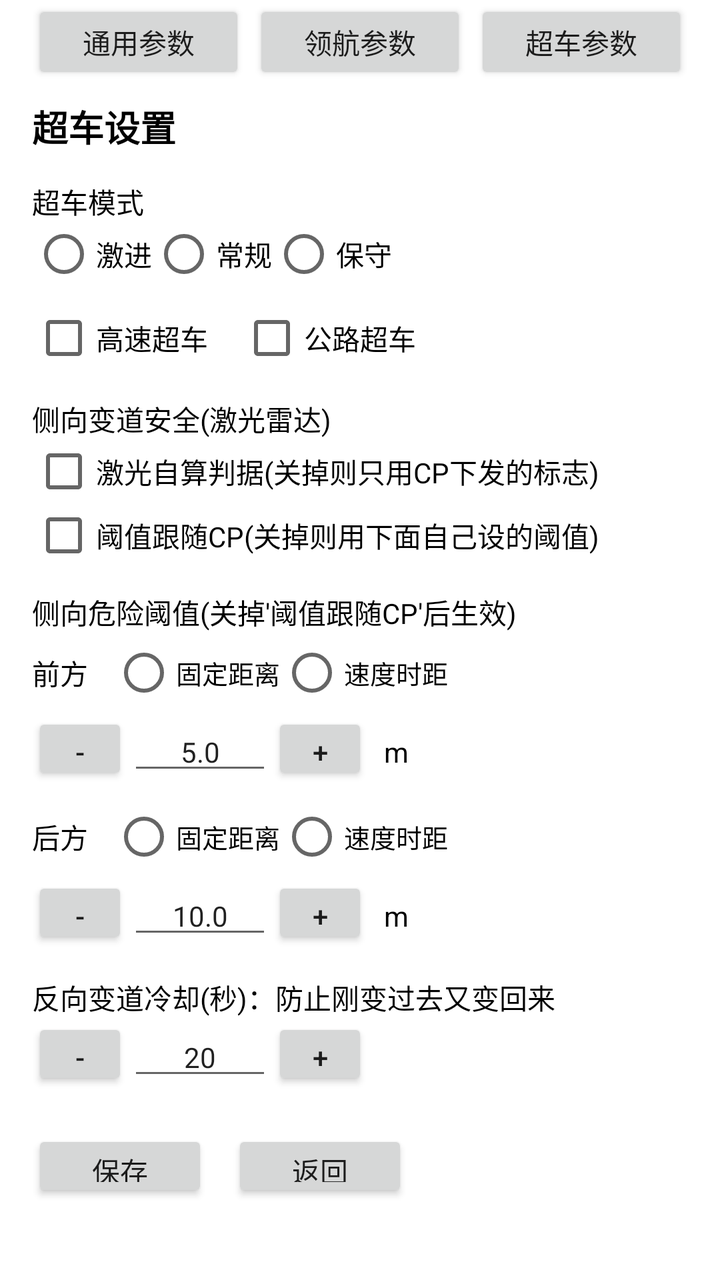
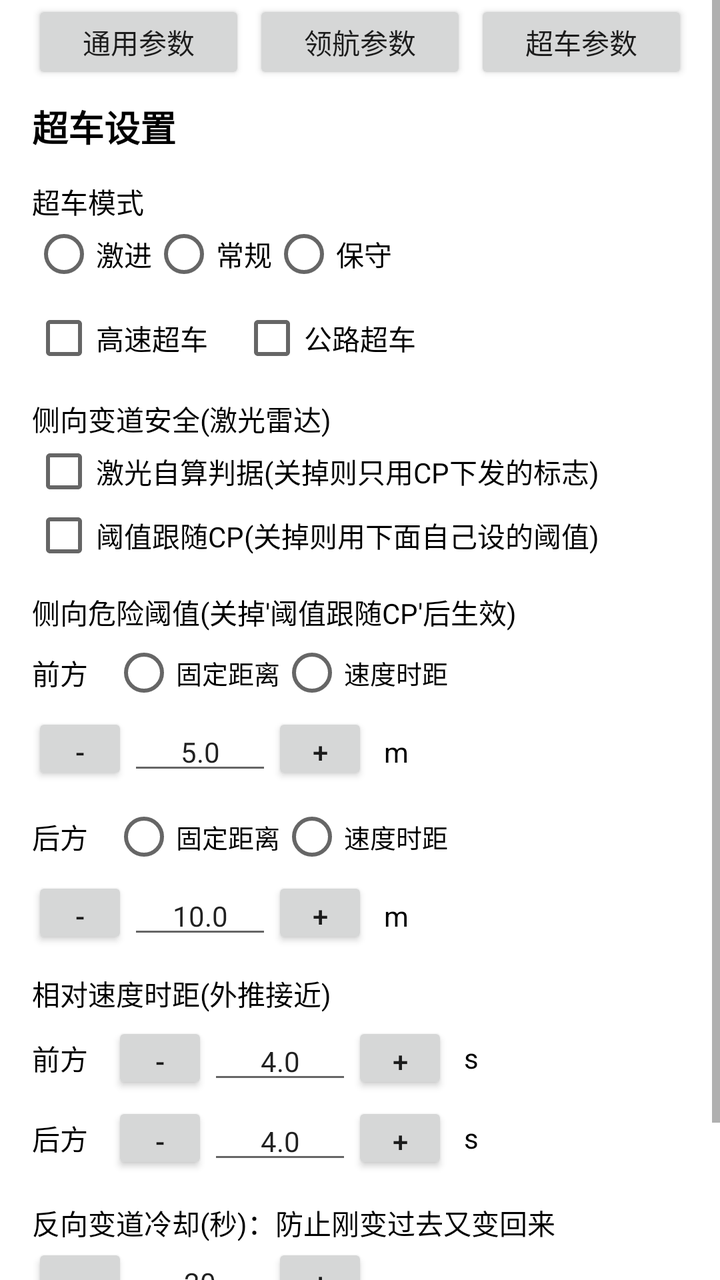

The first picture is an Android layout as it rendered before a commit; the second is the same layout after the commit. The layout source and the unified diff follow.
<!-- AndroidManifest.xml: activity theme Theme.AppCompat.Light.NoActionBar -->
<!-- res/layout/activity_overtake_setting.xml -->
<?xml version="1.0" encoding="utf-8"?>
<ScrollView xmlns:android="http://schemas.android.com/apk/res/android"
    android:id="@+id/overtakeSettingScrollView"
    android:layout_width="match_parent"
    android:layout_height="match_parent"
    android:background="#FFFFFF">

    <LinearLayout
        android:id="@+id/overtakeSettingContent"
        android:layout_width="match_parent"
        android:layout_height="wrap_content"
        android:orientation="vertical"
        android:paddingStart="16dp"
        android:paddingEnd="16dp"
        android:paddingBottom="16dp">

        
        <LinearLayout
            android:layout_width="match_parent"
            android:layout_height="wrap_content"
            android:orientation="horizontal"
            android:layout_marginBottom="8dp">

            <Button
                android:id="@+id/btnGotoGeneral"
                android:layout_width="0dp"
                android:layout_height="wrap_content"
                android:layout_weight="1"
                android:minHeight="42dp"
                android:minWidth="0dp"
                android:paddingTop="6dp"
                android:paddingBottom="6dp"
                android:text="通用参数"
                android:textSize="14sp" />

            <Button
                android:id="@+id/btnGotoNav"
                android:layout_width="0dp"
                android:layout_height="wrap_content"
                android:layout_weight="1"
                android:layout_marginStart="4dp"
                android:minHeight="42dp"
                android:minWidth="0dp"
                android:paddingTop="6dp"
                android:paddingBottom="6dp"
                android:text="领航参数"
                android:textSize="14sp" />

            <Button
                android:id="@+id/btnGotoOvertake"
                android:layout_width="0dp"
                android:layout_height="wrap_content"
                android:layout_weight="1"
                android:layout_marginStart="4dp"
                android:minHeight="42dp"
                android:minWidth="0dp"
                android:paddingTop="6dp"
                android:paddingBottom="6dp"
                android:text="超车参数"
                android:textSize="14sp" />
        </LinearLayout>

        <TextView
            android:layout_width="wrap_content"
            android:layout_height="wrap_content"
            android:text="超车设置"
            android:textSize="18sp"
            android:textStyle="bold"
            android:textColor="#000000" />

        <TextView
            android:layout_width="wrap_content"
            android:layout_height="wrap_content"
            android:layout_marginTop="14dp"
            android:text="超车模式"
            android:textSize="14sp"
            android:textColor="#000000" />

        <RadioGroup
            android:id="@+id/rgOvertakeSettingMode"
            android:layout_width="match_parent"
            android:layout_height="wrap_content"
            android:orientation="horizontal">

            <RadioButton
                android:id="@+id/rbOvertakeSettingFastMode"
                android:layout_width="wrap_content"
                android:layout_height="wrap_content"
                android:text="激进"
                android:textSize="14sp"
                android:textColor="#000000" />

            <RadioButton
                android:id="@+id/rbOvertakeSettingNormalMode"
                android:layout_width="wrap_content"
                android:layout_height="wrap_content"
                android:text="常规"
                android:textSize="14sp"
                android:textColor="#000000" />

            <RadioButton
                android:id="@+id/rbOvertakeSettingSlowMode"
                android:layout_width="wrap_content"
                android:layout_height="wrap_content"
                android:text="保守"
                android:textSize="14sp"
                android:textColor="#000000" />
        </RadioGroup>

        <LinearLayout
            android:layout_width="match_parent"
            android:layout_height="wrap_content"
            android:layout_marginTop="10dp"
            android:orientation="horizontal">

            <CheckBox
                android:id="@+id/cbOvertakeSettingHighway"
                android:layout_width="wrap_content"
                android:layout_height="wrap_content"
                android:text="高速超车"
                android:textSize="14sp"
                android:textColor="#000000"
                android:padding="0dp" />

            <CheckBox
                android:id="@+id/cbOvertakeSettingRoad"
                android:layout_width="wrap_content"
                android:layout_height="wrap_content"
                android:layout_marginStart="16dp"
                android:text="公路超车"
                android:textSize="14sp"
                android:textColor="#000000"
                android:padding="0dp" />
        </LinearLayout>

        <TextView
            android:layout_width="wrap_content"
            android:layout_height="wrap_content"
            android:layout_marginTop="14dp"
            android:text="侧向变道安全(激光雷达)"
            android:textSize="14sp"
            android:textColor="#000000" />

        <CheckBox
            android:id="@+id/cbOvertakeSettingLidarSelfCheck"
            android:layout_width="wrap_content"
            android:layout_height="wrap_content"
            android:text="激光自算判据(关掉则只用CP下发的标志)"
            android:textSize="14sp"
            android:textColor="#000000"
            android:padding="0dp" />

        <CheckBox
            android:id="@+id/cbOvertakeSettingThreshFollowCp"
            android:layout_width="wrap_content"
            android:layout_height="wrap_content"
            android:text="阈值跟随CP(关掉则用下面自己设的阈值)"
            android:textSize="14sp"
            android:textColor="#000000"
            android:padding="0dp" />

        
        <TextView
            android:layout_width="wrap_content"
            android:layout_height="wrap_content"
            android:layout_marginTop="12dp"
            android:text="侧向危险阈值(关掉'阈值跟随CP'后生效)"
            android:textSize="14sp"
            android:textColor="#000000" />

        <LinearLayout
            android:layout_width="match_parent"
            android:layout_height="wrap_content"
            android:orientation="horizontal"
            android:gravity="center_vertical"
            android:layout_marginTop="4dp">

            <TextView
                android:layout_width="40dp"
                android:layout_height="wrap_content"
                android:text="前方"
                android:textSize="14sp"
                android:textColor="#000000" />

            <RadioGroup
                android:id="@+id/rgFrontThreshMode"
                android:layout_width="wrap_content"
                android:layout_height="wrap_content"
                android:orientation="horizontal">

                <RadioButton
                    android:id="@+id/rbFrontThreshFix"
                    android:layout_width="wrap_content"
                    android:layout_height="wrap_content"
                    android:text="固定距离"
                    android:textSize="13sp"
                    android:textColor="#000000" />

                <RadioButton
                    android:id="@+id/rbFrontThreshTime"
                    android:layout_width="wrap_content"
                    android:layout_height="wrap_content"
                    android:text="速度时距"
                    android:textSize="13sp"
                    android:textColor="#000000" />
            </RadioGroup>
        </LinearLayout>

        <LinearLayout
            android:layout_width="wrap_content"
            android:layout_height="wrap_content"
            android:orientation="horizontal"
            android:layout_marginTop="4dp">

            <Button
                android:id="@+id/btnMinusFrontThresh"
                android:layout_width="48dp"
                android:layout_height="36dp"
                android:minWidth="0dp"
                android:minHeight="0dp"
                android:text="-"
                android:textSize="14sp" />

            <EditText
                android:id="@+id/etFrontThresh"
                android:layout_width="72dp"
                android:layout_height="36dp"
                android:inputType="numberDecimal"
                android:gravity="center"
                android:text="5.0"
                android:textSize="14sp" />

            <Button
                android:id="@+id/btnPlusFrontThresh"
                android:layout_width="48dp"
                android:layout_height="36dp"
                android:minWidth="0dp"
                android:minHeight="0dp"
                android:text="+"
                android:textSize="14sp" />

            <TextView
                android:id="@+id/tvFrontThreshUnit"
                android:layout_width="wrap_content"
                android:layout_height="wrap_content"
                android:layout_marginStart="8dp"
                android:text="m"
                android:textSize="14sp"
                android:textColor="#000000" />
        </LinearLayout>

        <LinearLayout
            android:layout_width="match_parent"
            android:layout_height="wrap_content"
            android:orientation="horizontal"
            android:gravity="center_vertical"
            android:layout_marginTop="10dp">

            <TextView
                android:layout_width="40dp"
                android:layout_height="wrap_content"
                android:text="后方"
                android:textSize="14sp"
                android:textColor="#000000" />

            <RadioGroup
                android:id="@+id/rgRearThreshMode"
                android:layout_width="wrap_content"
                android:layout_height="wrap_content"
                android:orientation="horizontal">

                <RadioButton
                    android:id="@+id/rbRearThreshFix"
                    android:layout_width="wrap_content"
                    android:layout_height="wrap_content"
                    android:text="固定距离"
                    android:textSize="13sp"
                    android:textColor="#000000" />

                <RadioButton
                    android:id="@+id/rbRearThreshTime"
                    android:layout_width="wrap_content"
                    android:layout_height="wrap_content"
                    android:text="速度时距"
                    android:textSize="13sp"
                    android:textColor="#000000" />
            </RadioGroup>
        </LinearLayout>

        <LinearLayout
            android:layout_width="wrap_content"
            android:layout_height="wrap_content"
            android:orientation="horizontal"
            android:layout_marginTop="4dp">

            <Button
                android:id="@+id/btnMinusRearThresh"
                android:layout_width="48dp"
                android:layout_height="36dp"
                android:minWidth="0dp"
                android:minHeight="0dp"
                android:text="-"
                android:textSize="14sp" />

            <EditText
                android:id="@+id/etRearThresh"
                android:layout_width="72dp"
                android:layout_height="36dp"
                android:inputType="numberDecimal"
                android:gravity="center"
                android:text="10.0"
                android:textSize="14sp" />

            <Button
                android:id="@+id/btnPlusRearThresh"
                android:layout_width="48dp"
                android:layout_height="36dp"
                android:minWidth="0dp"
                android:minHeight="0dp"
                android:text="+"
                android:textSize="14sp" />

            <TextView
                android:id="@+id/tvRearThreshUnit"
                android:layout_width="wrap_content"
                android:layout_height="wrap_content"
                android:layout_marginStart="8dp"
                android:text="m"
                android:textSize="14sp"
                android:textColor="#000000" />
        </LinearLayout>

        <TextView
            android:layout_width="wrap_content"
            android:layout_height="wrap_content"
            android:layout_marginTop="14dp"
            android:text="反向变道冷却(秒)：防止刚变过去又变回来"
            android:textSize="14sp"
            android:textColor="#000000" />

        <LinearLayout
            android:layout_width="wrap_content"
            android:layout_height="wrap_content"
            android:orientation="horizontal">

            <Button
                android:id="@+id/btnMinusReverseCooldown"
                android:layout_width="48dp"
                android:layout_height="36dp"
                android:text="-"
                android:textSize="14sp" />

            <EditText
                android:id="@+id/etReverseCooldown"
                android:layout_width="72dp"
                android:layout_height="36dp"
                android:inputType="number"
                android:gravity="center"
                android:text="20"
                android:textSize="14sp" />

            <Button
                android:id="@+id/btnPlusReverseCooldown"
                android:layout_width="48dp"
                android:layout_height="36dp"
                android:text="+"
                android:textSize="14sp" />
        </LinearLayout>

        <LinearLayout
            android:layout_width="match_parent"
            android:layout_height="wrap_content"
            android:layout_marginTop="20dp"
            android:orientation="horizontal">

            <Button
                android:id="@+id/btnSaveOvertakeSetting"
                android:layout_width="wrap_content"
                android:layout_height="36dp"
                android:text="保存"
                android:textSize="14sp" />

            <Button
                android:id="@+id/btnCancelOvertakeSetting"
                android:layout_width="wrap_content"
                android:layout_height="36dp"
                android:layout_marginStart="12dp"
                android:text="返回"
                android:textSize="14sp" />
        </LinearLayout>

    </LinearLayout>
</ScrollView>
<!-- resources referenced by this layout -->
<resources>

</resources>

<!-- the commit's change to res/layout/activity_overtake_setting.xml (unified diff, before → after) -->
@@ -330,6 +330,115 @@
                 android:textColor="#000000" />
         </LinearLayout>
 
+        
+        <TextView
+            android:layout_width="wrap_content"
+            android:layout_height="wrap_content"
+            android:layout_marginTop="12dp"
+            android:text="相对速度时距(外推接近)"
+            android:textSize="14sp"
+            android:textColor="#000000" />
+
+        <LinearLayout
+            android:layout_width="wrap_content"
+            android:layout_height="wrap_content"
+            android:orientation="horizontal"
+            android:gravity="center_vertical"
+            android:layout_marginTop="4dp">
+
+            <TextView
+                android:layout_width="40dp"
+                android:layout_height="wrap_content"
+                android:text="前方"
+                android:textSize="14sp"
+                android:textColor="#000000" />
+
+            <Button
+                android:id="@+id/btnMinusFrontVrel"
+                android:layout_width="48dp"
+                android:layout_height="36dp"
+                android:minWidth="0dp"
+                android:minHeight="0dp"
+                android:text="-"
+                android:textSize="14sp" />
+
+            <EditText
+                android:id="@+id/etFrontVrel"
+                android:layout_width="72dp"
+                android:layout_height="36dp"
+                android:inputType="numberDecimal"
+                android:gravity="center"
+                android:text="4.0"
+                android:textSize="14sp" />
+
+            <Button
+                android:id="@+id/btnPlusFrontVrel"
+                android:layout_width="48dp"
+                android:layout_height="36dp"
+                android:minWidth="0dp"
+                android:minHeight="0dp"
+                android:text="+"
+                android:textSize="14sp" />
+
+            <TextView
+                android:layout_width="wrap_content"
+                android:layout_height="wrap_content"
+                android:layout_marginStart="8dp"
+                android:text="s"
+                android:textSize="14sp"
+                android:textColor="#000000" />
+        </LinearLayout>
+
+        <LinearLayout
+            android:layout_width="wrap_content"
+            android:layout_height="wrap_content"
+            android:orientation="horizontal"
+            android:gravity="center_vertical"
+            android:layout_marginTop="4dp">
+
+            <TextView
+                android:layout_width="40dp"
+                android:layout_height="wrap_content"
+                android:text="后方"
+                android:textSize="14sp"
+                android:textColor="#000000" />
+
+            <Button
+                android:id="@+id/btnMinusRearVrel"
+                android:layout_width="48dp"
+                android:layout_height="36dp"
+                android:minWidth="0dp"
+                android:minHeight="0dp"
+                android:text="-"
+                android:textSize="14sp" />
+
+            <EditText
+                android:id="@+id/etRearVrel"
+                android:layout_width="72dp"
+                android:layout_height="36dp"
+                android:inputType="numberDecimal"
+                android:gravity="center"
+                android:text="4.0"
+                android:textSize="14sp" />
+
+            <Button
+                android:id="@+id/btnPlusRearVrel"
+                android:layout_width="48dp"
+                android:layout_height="36dp"
+                android:minWidth="0dp"
+                android:minHeight="0dp"
+                android:text="+"
+                android:textSize="14sp" />
+
+            <TextView
+                android:layout_width="wrap_content"
+                android:layout_height="wrap_content"
+                android:layout_marginStart="8dp"
+                android:text="s"
+                android:textSize="14sp"
+                android:textColor="#000000" />
+        </LinearLayout>
+
         <TextView
             android:layout_width="wrap_content"
             android:layout_height="wrap_content"
